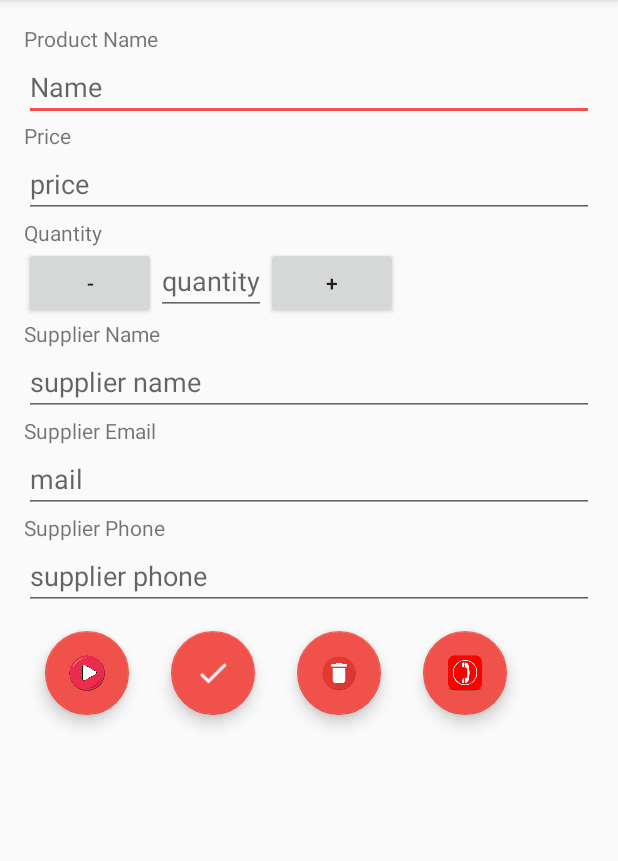
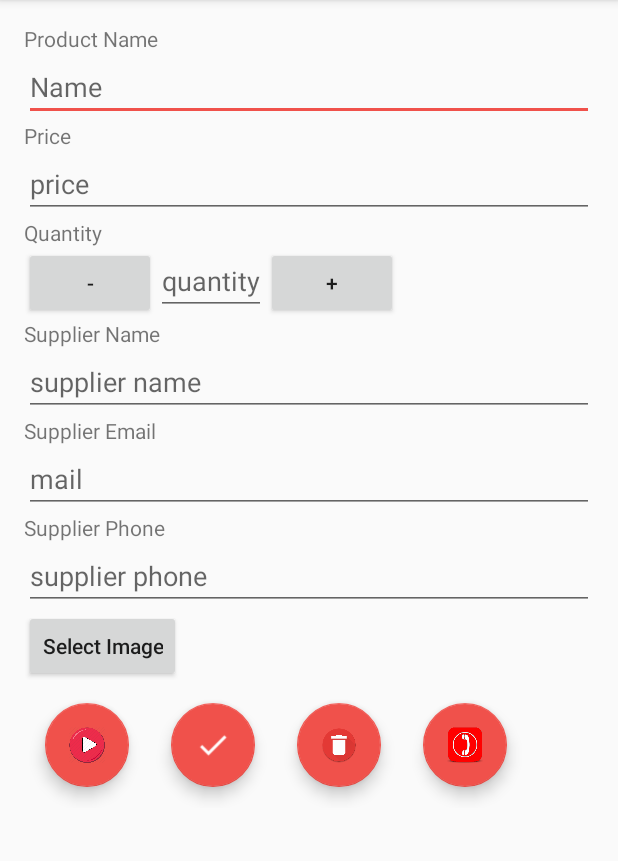
Before and after one commit to ShaimaaDerbaz/InventoryApp, an Android app: the DetailsActivity screen opened directly, with no data from a screen before it, on a phone screen of 412 x 824 dp, the part 84-945 px from its top. Run offline under Robolectric (Android 15) with nearby library versions, the phone set to English and light mode, and no system bars.

```diff
--- a/app/src/main/res/layout/activity_details.xml
+++ b/app/src/main/res/layout/activity_details.xml
@@ -132,6 +132,27 @@
             android:inputType="textCapWords"/>
 
     </LinearLayout>
+    <LinearLayout
+        android:layout_width="match_parent"
+        android:layout_height="wrap_content"
+        android:orientation="horizontal">
+
+
+            />
+
+        <Button
+            android:layout_height="wrap_content"
+            android:layout_width="wrap_content"
+            android:id="@+id/select_image_button"
+            android:text="@string/select_image_button"
+            android:inputType="textCapWords"/>
+        <ImageView
+            android:id="@+id/image_product"
+            android:layout_height="wrap_content"
+            android:layout_width="wrap_content"/>
+
+    </LinearLayout>
+
 
     <LinearLayout
         android:orientation="horizontal"
--- a/app/src/main/res/layout/activity_main.xml
+++ b/app/src/main/res/layout/activity_main.xml
@@ -9,7 +9,10 @@
          android:id="@+id/text_visiable"
          android:layout_width="wrap_content"
          android:layout_height="wrap_content"
+         android:gravity="center"
          android:visibility="gone"
+         android:layout_marginTop="@dimen/fab_margin"
+         android:textSize="@dimen/deseul_text_size"
          android:text="@string/default_message"/>
     <ListView
         android:id="@+id/list_view"
--- a/app/src/main/res/values/dimens.xml
+++ b/app/src/main/res/values/dimens.xml
@@ -4,4 +4,5 @@
     <dimen name="activity_vertical_margin">16dp</dimen>
     <dimen name="fab_margin">14dp</dimen>
     <dimen name="activity_margin">16dp</dimen>
+    <dimen name="deseul_text_size">36sp</dimen>
 </resources>
--- a/app/src/main/res/values/strings.xml
+++ b/app/src/main/res/values/strings.xml
@@ -22,4 +22,5 @@
     <string name="editor_insert_pet_successful">Pet saved</string>
     <string name="editor_insert_pet_failed">Error with saving pet</string>
     <string name="default_message">please click left Button to add new product or center Button to dummy product</string>
+    <string name="select_image_button">Select Image</string>
 </resources>
```
Also changed, not shown: app/src/main/java/com/example/shaimaaderbaz/inventory/activities/DetailsActivity.java (+23 -1 lines), app/src/main/java/com/example/shaimaaderbaz/inventory/activities/MainActivity.java (+65 -32 lines), app/src/main/java/com/example/shaimaaderbaz/inventory/adapters/ProductAdapter.java (+33 -1 lines), app/src/main/res/layout/list_item.xml (+9 -5 lines).
